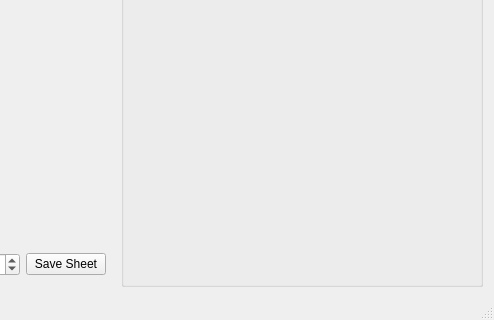
Above: mainwindow.ui from meh2481/SpriteSheeter before the change; both pictures show x 629 to 1123 and y 404 to 724 of the 1123 by 724 pixel window. Below: the same form after it.
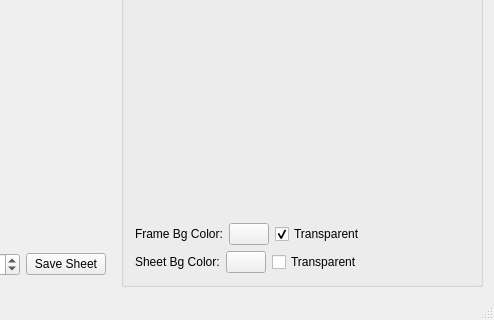
That is the form after the change. Icons and pictures are not drawn. Custom widgets are drawn as their Qt base class.

Commit message: Add GUI components for better sheet color control

What changed in the file:
```diff
--- a/mainwindow.ui
+++ b/mainwindow.ui
@@ -536,6 +536,109 @@
             </property>
            </spacer>
           </item>
+          <item>
+           <layout class="QVBoxLayout" name="verticalLayout_4">
+            <item>
+             <layout class="QHBoxLayout" name="horizontalLayout_13">
+              <item>
+               <widget class="QLabel" name="label_7">
+                <property name="minimumSize">
+                 <size>
+                  <width>80</width>
+                  <height>0</height>
+                 </size>
+                </property>
+                <property name="text">
+                 <string>Frame Bg Color:</string>
+                </property>
+               </widget>
+              </item>
+              <item>
+               <widget class="QPushButton" name="frameBgColSelect">
+                <property name="text">
+                 <string/>
+                </property>
+                <property name="icon">
+                 <iconset resource="spritesheetertest1.qrc">
+                  <normaloff>:/images/icon.png</normaloff>:/images/icon.png</iconset>
+                </property>
+               </widget>
+              </item>
+              <item>
+               <widget class="QCheckBox" name="FrameBgTransparent">
+                <property name="text">
+                 <string>Transparent</string>
+                </property>
+                <property name="checked">
+                 <bool>true</bool>
+                </property>
+               </widget>
+              </item>
+              <item>
+               <spacer name="horizontalSpacer_7">
+                <property name="orientation">
+                 <enum>Qt::Horizontal</enum>
+                </property>
+                <property name="sizeHint" stdset="0">
+                 <size>
+                  <width>40</width>
+                  <height>20</height>
+                 </size>
+                </property>
+               </spacer>
+              </item>
+             </layout>
+            </item>
+            <item>
+             <layout class="QHBoxLayout" name="horizontalLayout_12">
+              <item>
+               <widget class="QLabel" name="label_8">
+                <property name="minimumSize">
+                 <size>
+                  <width>80</width>
+                  <height>0</height>
+                 </size>
+                </property>
+                <property name="text">
+                 <string>Sheet Bg Color:</string>
+                </property>
+               </widget>
+              </item>
+              <item>
+               <widget class="QPushButton" name="sheetBgColSelect">
+                <property name="text">
+                 <string/>
+                </property>
+                <property name="icon">
+                 <iconset resource="spritesheetertest1.qrc">
+                  <normaloff>:/images/icon.png</normaloff>:/images/icon.png</iconset>
+                </property>
+               </widget>
+              </item>
+              <item>
+               <widget class="QCheckBox" name="SheetBgTransparent">
+                <property name="text">
+                 <string>Transparent</string>
+                </property>
+               </widget>
+              </item>
+              <item>
+               <spacer name="horizontalSpacer_6">
+                <property name="orientation">
+                 <enum>Qt::Horizontal</enum>
+                </property>
+                <property name="sizeHint" stdset="0">
+                 <size>
+                  <width>40</width>
+                  <height>20</height>
+                 </size>
+                </property>
+               </spacer>
+              </item>
+             </layout>
+            </item>
+           </layout>
+          </item>
          </layout>
         </item>
        </layout>
```
The commit also changes 2 other files.
